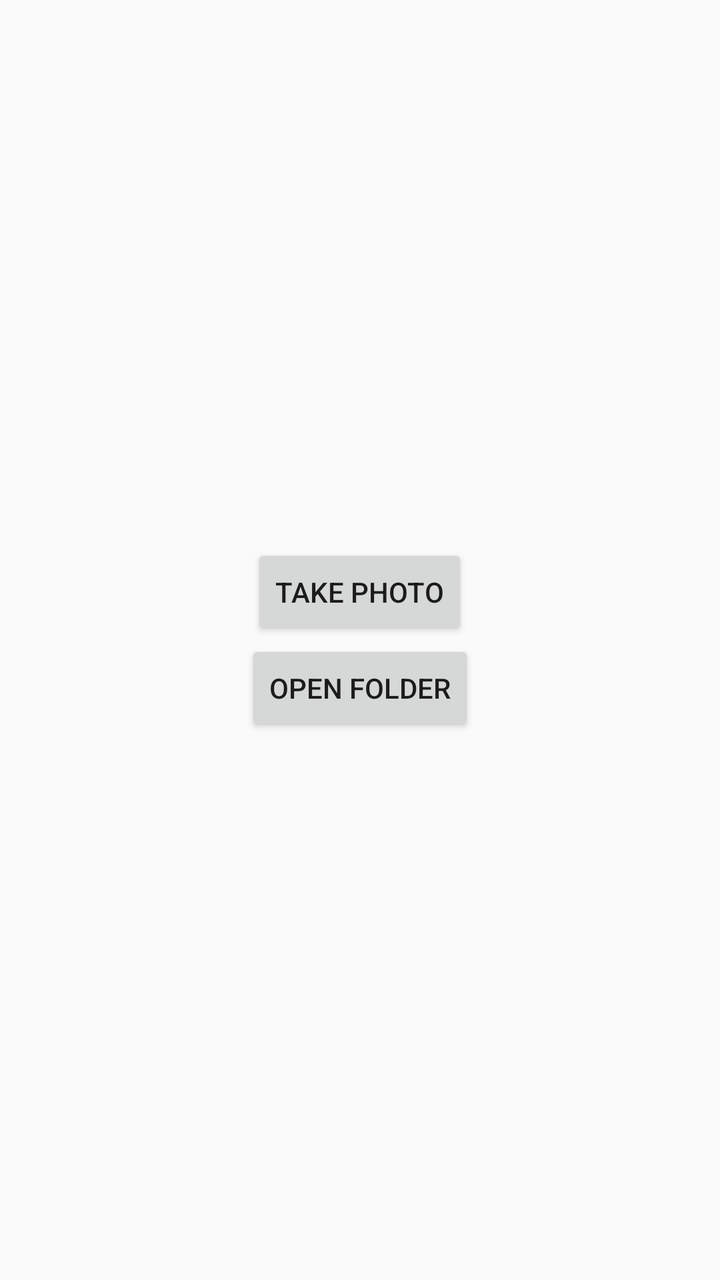
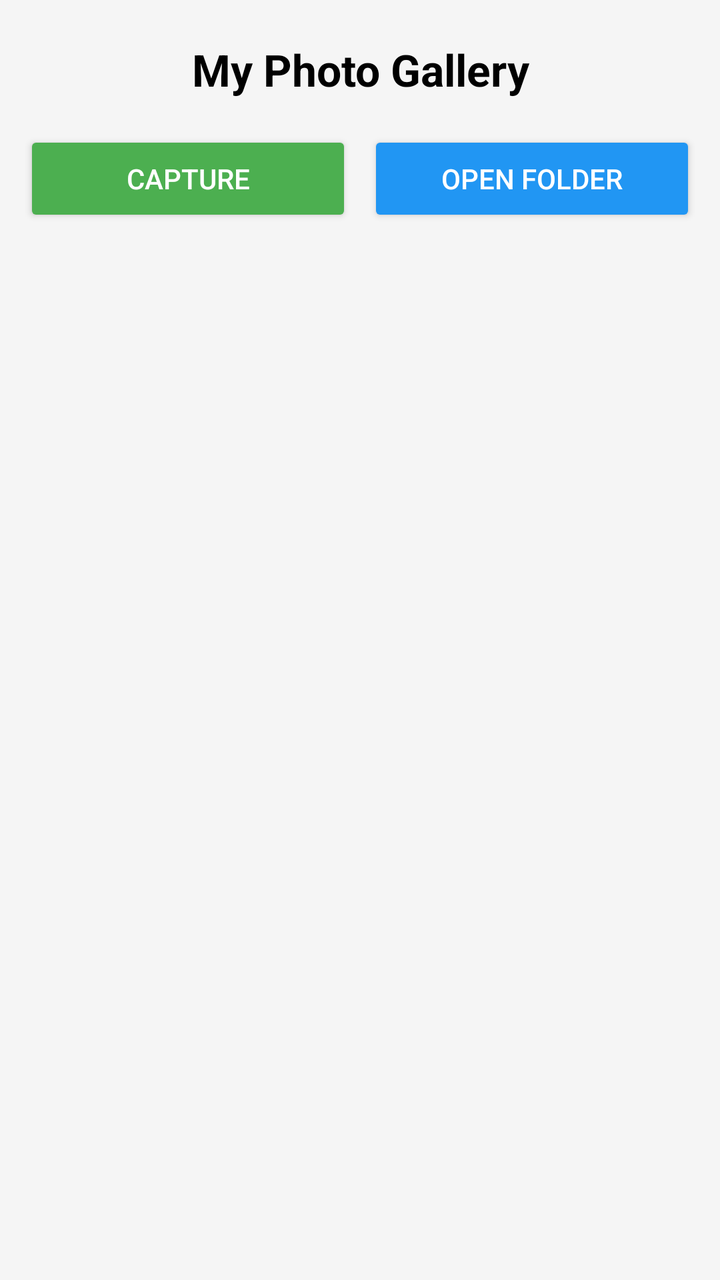

An Android layout rendered at two revisions. The XML below is the earlier revision; the diff shows what the commit changed to produce the second picture.
<!-- AndroidManifest.xml: application theme Theme.AppCompat.Light.DarkActionBar -->
<!-- res/layout/activity_main.xml -->
<?xml version="1.0" encoding="utf-8"?>
<LinearLayout
    xmlns:android="http://schemas.android.com/apk/res/android"
    xmlns:app="http://schemas.android.com/apk/res-auto"
    xmlns:tools="http://schemas.android.com/tools"
    android:id="@+id/main"
    android:layout_width="match_parent"
    android:layout_height="match_parent"
    android:orientation="vertical"
    android:gravity="center"
    tools:context=".MainActivity">

    <Button
        android:id="@+id/btnCamera"
        android:text="Take Photo"
        android:layout_width="wrap_content"
        android:layout_height="wrap_content"/>

    <Button
        android:id="@+id/btnGallery"
        android:text="Open Folder"
        android:layout_width="wrap_content"
        android:layout_height="wrap_content"/>



</LinearLayout>
<!-- resources referenced by this layout -->
<resources>

</resources>

<!-- the commit's change to res/layout/activity_main.xml (unified diff, before → after) -->
@@ -1,27 +1,54 @@
 <?xml version="1.0" encoding="utf-8"?>
-<LinearLayout
-    xmlns:android="http://schemas.android.com/apk/res/android"
-    xmlns:app="http://schemas.android.com/apk/res-auto"
-    xmlns:tools="http://schemas.android.com/tools"
-    android:id="@+id/main"
+<LinearLayout xmlns:android="http://schemas.android.com/apk/res/android"
     android:layout_width="match_parent"
     android:layout_height="match_parent"
     android:orientation="vertical"
-    android:gravity="center"
-    tools:context=".MainActivity">
+    android:id="@+id/main"
+    android:background="#F5F5F5"
+    android:padding="12dp">
 
-    <Button
-        android:id="@+id/btnCamera"
-        android:text="Take Photo"
-        android:layout_width="wrap_content"
-        android:layout_height="wrap_content"/>
+    <TextView
+        android:layout_width="match_parent"
+        android:layout_height="wrap_content"
+        android:text="My Photo Gallery"
+        android:textSize="22sp"
+        android:textStyle="bold"
+        android:gravity="center"
+        android:padding="8dp"
+        android:textColor="#000"/>
 
-    <Button
-        android:id="@+id/btnGallery"
-        android:text="Open Folder"
-        android:layout_width="wrap_content"
-        android:layout_height="wrap_content"/>
+    <LinearLayout
+        android:layout_width="match_parent"
+        android:layout_height="wrap_content"
+        android:orientation="horizontal"
+        android:layout_marginTop="8dp">
 
+        <Button
+            android:id="@+id/btnCapture"
+            android:layout_width="0dp"
+            android:layout_height="wrap_content"
+            android:layout_weight="1"
+            android:text="Capture"
+            android:backgroundTint="#4CAF50"
+            android:textColor="#fff"/>
 
+        <Button
+            android:id="@+id/btnOpenFolder"
+            android:layout_width="0dp"
+            android:layout_height="wrap_content"
+            android:layout_weight="1"
+            android:layout_marginStart="8dp"
+            android:text="Open Folder"
+            android:backgroundTint="#2196F3"
+            android:textColor="#fff"/>
+    </LinearLayout>
 
+    <GridView
+        android:id="@+id/gridView"
+        android:layout_width="match_parent"
+        android:layout_height="match_parent"
+        android:numColumns="3"
+        android:verticalSpacing="8dp"
+        android:horizontalSpacing="8dp"
+        android:layout_marginTop="12dp"/>
 </LinearLayout>
